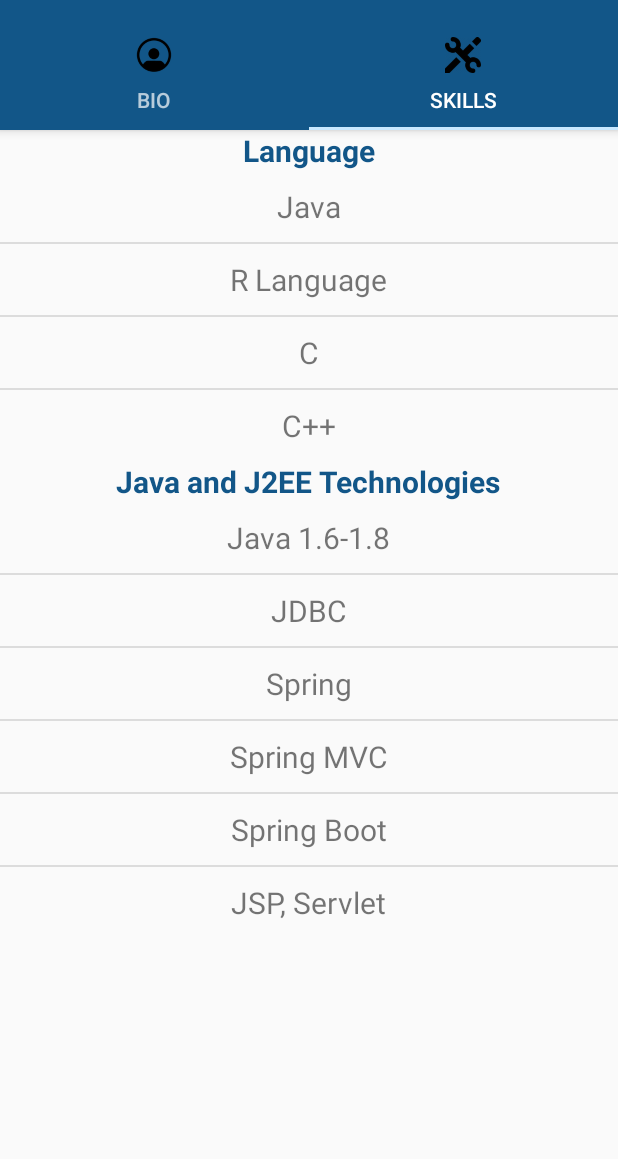
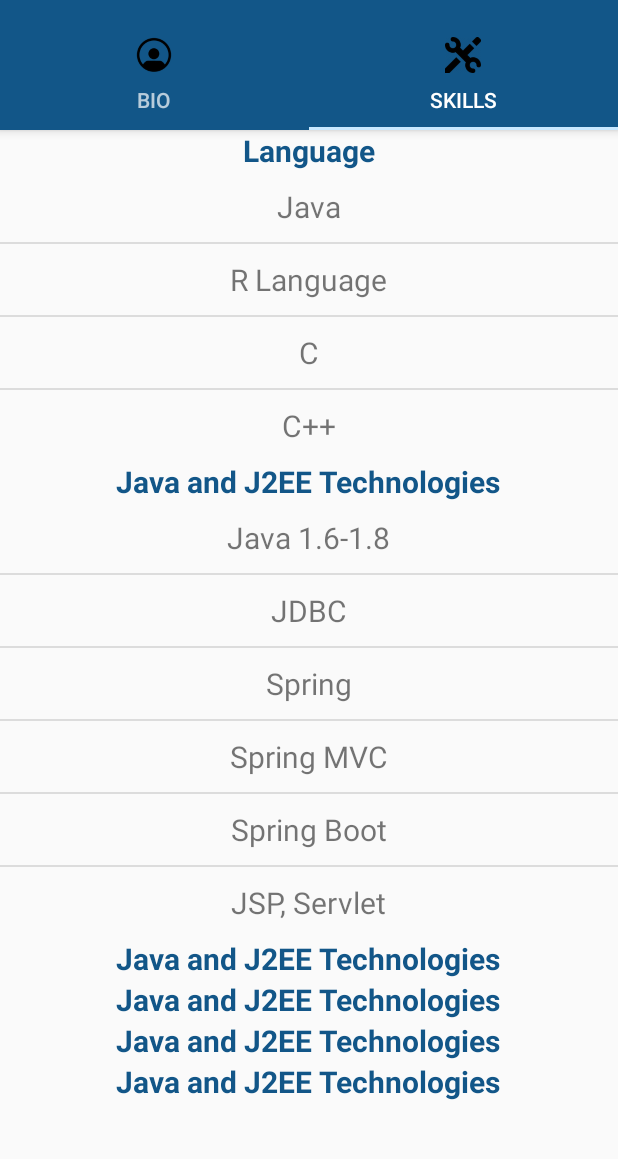
Before and after one commit to rohitkhadse/MyPortfolio, an Android app: the screen it shows after launch (MainActivity), tab 2 chosen, on a phone screen of 412 x 824 dp, the part 62-1221 px from its top. Run offline under Robolectric (Android 15) with nearby library versions, the phone set to English and light mode, and no system bars; our stand-ins replace CircleImageView.

Commit message:
Skill Fragment comments for string array

```diff
--- a/app/src/main/java/com/myportfolio/SkillFragment.java
+++ b/app/src/main/java/com/myportfolio/SkillFragment.java
@@ -15,12 +15,18 @@ import java.util.Arrays;
 
 public class SkillFragment extends Fragment {
 
-    private ArrayList<String> mArrayList,j2eeArrayList;
+    private ArrayList<String> mArrayList,j2eeArrayList,webTArrayList,dbORMArrayList,hostArrayList,ideArrayList;
     private View view;
 
     //String arrays all skills
     String[] language = { "Java", "R Language", "C", "C++"};
     String[] j2EE = {"Java 1.6-1.8","JDBC","Spring", "Spring MVC", "Spring Boot", "JSP, Servlet"};
+    String[] webTechTools = {"HTML", "CSS", "JavaScript","PHP"};
+    String[] dbORM = {"MySQL", "Hibernate", "AndroidORM", "ORMLite", "FireBase"};
+    String[] hostingPlatform = {"AWS", "Digital Ocean", "Cloudinary", "Google Cloud"};
+    String[] iDE = {"NetBeans", "Eclipse", "Android Studio", "RStudio", "Brackets" , "Spring Tool Suite"};
+
+
 
     public SkillFragment() {
         // Required empty public constructor
@@ -46,7 +52,7 @@ public class SkillFragment extends Fragment {
         mArrayList = new ArrayList<>(Arrays.asList(language));
         j2eeArrayList = new ArrayList<>(Arrays.asList(j2EE));
 
-
+        //Array Adapter for Language
         ArrayAdapter<String> adapter = new ArrayAdapter<>(
                 getContext(),
                 R.layout.skill_list,
@@ -56,6 +62,7 @@ public class SkillFragment extends Fragment {
 
         listView.setAdapter(adapter);
 
+        //Array Adapter for J2EE
         ArrayAdapter<String> adapterJ2EE = new ArrayAdapter<>(
                 getContext(),
                 R.layout.skill_list,
--- a/app/src/main/res/layout/skill_fragment.xml
+++ b/app/src/main/res/layout/skill_fragment.xml
@@ -7,7 +7,7 @@
     android:layout_height="match_parent"
     tools:context="com.myportfolio.SkillFragment">
 
-
+    <!--Language Skill Set-->
     <TextView
         android:id="@+id/languageTV"
         android:layout_width="wrap_content"
@@ -26,6 +26,7 @@
       android:layout_below="@+id/languageTV">
    </ListView>
 
+    <!--Language Skill Set-->
     <TextView
         android:id="@+id/j2EETV"
         android:layout_width="wrap_content"
@@ -44,4 +45,80 @@
       android:layout_below="@+id/j2EETV">
    </ListView>
 
+    <!--Web Technologies Tools Skill Set-->
+    <TextView
+        android:id="@+id/webTechTV"
+        android:layout_width="wrap_content"
+        android:layout_height="wrap_content"
+        android:layout_below="@+id/j2EEListview"
+        android:text="Java and J2EE Technologies"
+        android:textColor="@color/colorPrimary"
+        android:textSize="20sp"
+        android:textStyle="bold"
+        android:layout_centerHorizontal="true"/>
+
+    <ListView
+      android:id="@+id/webTechListview"
+      android:layout_width="match_parent"
+      android:layout_height="wrap_content"
+      android:layout_below="@+id/webTechTV">
+   </ListView>
+
+    <!--Database And ORM Skill Set-->
+    <TextView
+        android:id="@+id/dataORMTV"
+        android:layout_width="wrap_content"
+        android:layout_height="wrap_content"
+        android:layout_below="@+id/webTechListview"
+        android:text="Java and J2EE Technologies"
+        android:textColor="@color/colorPrimary"
+        android:textSize="20sp"
+        android:textStyle="bold"
+        android:layout_centerHorizontal="true"/>
+
+    <ListView
+      android:id="@+id/dataORMListview"
+      android:layout_width="match_parent"
+      android:layout_height="wrap_content"
+      android:layout_below="@+id/dataORMTV">
+   </ListView>
+
+    <!--Hosting Platform Skill Set-->
+    <TextView
+        android:id="@+id/hostPlatTV"
+        android:layout_width="wrap_content"
+        android:layout_height="wrap_content"
+        android:layout_below="@+id/dataORMListview"
+        android:text="Java and J2EE Technologies"
+        android:textColor="@color/colorPrimary"
+        android:textSize="20sp"
+        android:textStyle="bold"
+        android:layout_centerHorizontal="true"/>
+
+    <ListView
+      android:id="@+id/hostPlatListview"
+      android:layout_width="match_parent"
+      android:layout_height="wrap_content"
+      android:layout_below="@+id/hostPlatTV">
+   </ListView>
+
+    <!--IDE Skill Set-->
+    <TextView
+        android:id="@+id/iDETV"
+        android:layout_width="wrap_content"
+        android:layout_height="wrap_content"
+        android:layout_below="@+id/hostPlatListview"
+        android:text="Java and J2EE Technologies"
+        android:textColor="@color/colorPrimary"
+        android:textSize="20sp"
+        android:textStyle="bold"
+        android:layout_centerHorizontal="true"/>
+
+    <ListView
+      android:id="@+id/iDEListview"
+      android:layout_width="match_parent"
+      android:layout_height="wrap_content"
+      android:layout_below="@+id/iDETV">
+   </ListView>
+
 </RelativeLayout>
```
